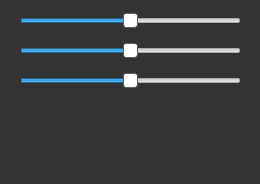
Qt form src/rgb_changer.ui (baealex/imagekyll) before a commit.
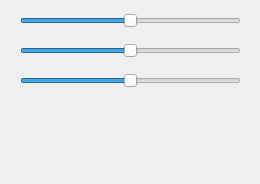
The same form after that commit.

Patch:
```diff
--- a/src/rgb_changer.ui
+++ b/src/rgb_changer.ui
@@ -14,17 +14,7 @@
    <string>Dialog</string>
   </property>
   <property name="styleSheet">
-   <string notr="true">QDialog {
-background: #333;
-}
-
-QSlider::handle:horizontal {
-    background: #fff;
-    border: 1px solid #5c5c5c;
-    width: 18px;
-    margin: -2px 0; /* handle is placed by default on the contents rect of the groove. Expand outside the groove */
-    border-radius: 3px;
-}</string>
+   <string notr="true"/>
   </property>
   <widget class="QSlider" name="redSlider">
    <property name="geometry">
```
